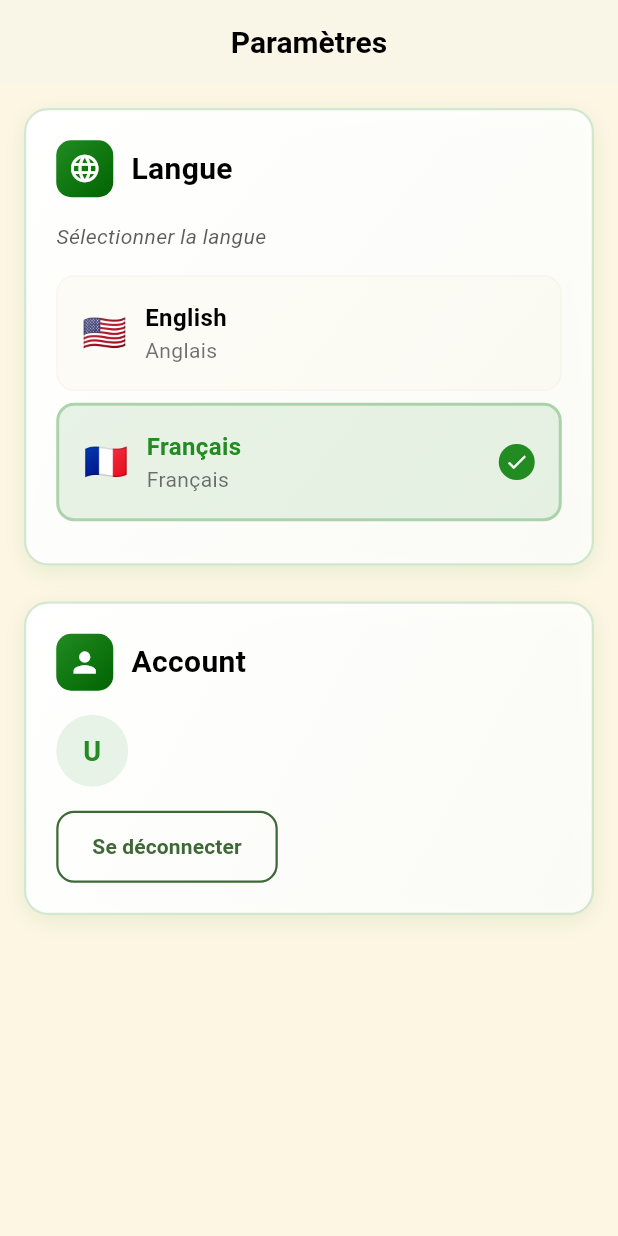
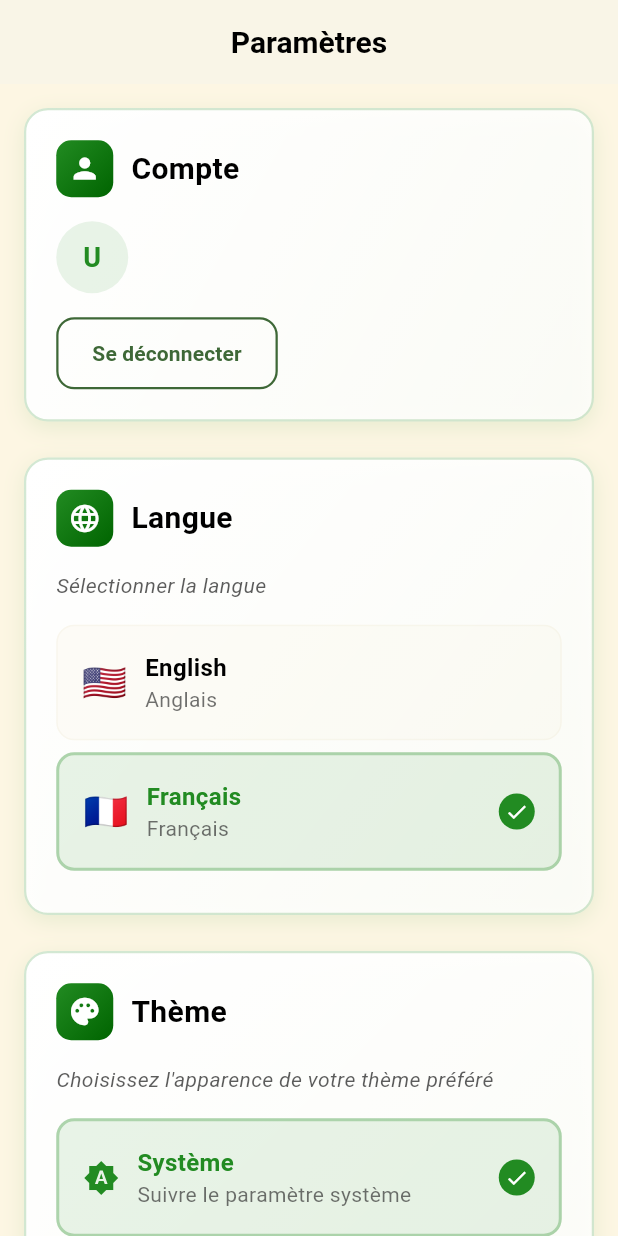
Before and after one commit to joemdjossou/hymnes_sda_fr, a Flutter app: the SettingsScreen screen opened directly, after a tap on "🇫🇷", on a phone screen of 412 x 824 dp. Run offline on Flutter 3.47's test engine with Material 3 defaults, Android fonts, the phone set to English and light mode, and no system bars; our stand-ins replace equatable, firebase_auth, firebase_core, flutter_bloc, gap, google_sign_in and 5 more; accounts and stored records are empty; generated files the repository leaves out were written again; Roboto replaces fonts that are missing (Raleway).

Commit message:
feat: Complete internationalization and theme management
- Add theme management system with System/Light/Dark options
- Implement theme selection widget in settings screen
- Add ThemeBloc for state management and persistence
- Complete translation audit - localize all hardcoded strings
- Add comprehensive error handling with localized messages
- Create ErrorHandler utility for centralized error translation
- Update auth service to use error codes instead of hardcoded messages
- Add translations for all Firebase auth error messages
- Fix settings screen scrolling with SingleChildScrollView
- Reorder settings sections (Account, Language, Theme)
- Add 22 new localization keys for complete English/French support
- All user-facing strings now properly localized
- Clean architecture with proper separation of concerns

```diff
--- /dev/null
+++ b/lib/core/providers/theme_provider.dart
@@ -0,0 +1,113 @@
+import 'package:equatable/equatable.dart';
+import 'package:flutter/material.dart';
+import 'package:flutter_bloc/flutter_bloc.dart';
+import 'package:shared_preferences/shared_preferences.dart';
+
+// Events
+abstract class ThemeEvent extends Equatable {
+  const ThemeEvent();
+
+  @override
+  List<Object?> get props => [];
+}
+
+class LoadTheme extends ThemeEvent {}
+
+class ChangeTheme extends ThemeEvent {
+  final ThemeMode themeMode;
+
+  const ChangeTheme(this.themeMode);
+
+  @override
+  List<Object> get props => [themeMode];
+}
+
+// States
+abstract class ThemeState extends Equatable {
+  const ThemeState();
+
+  @override
+  List<Object?> get props => [];
+}
+
+class ThemeInitial extends ThemeState {}
+
+class ThemeLoaded extends ThemeState {
+  final ThemeMode themeMode;
+
+  const ThemeLoaded(this.themeMode);
+
+  @override
+  List<Object> get props => [themeMode];
+}
+
+// BLoC
+class ThemeBloc extends Bloc<ThemeEvent, ThemeState> {
+  static const String _themeKey = 'theme_mode';
+
+  ThemeBloc() : super(ThemeInitial()) {
+    on<LoadTheme>(_onLoadTheme);
+    on<ChangeTheme>(_onChangeTheme);
+  }
+
+  Future<void> _onLoadTheme(
+    LoadTheme event,
+    Emitter<ThemeState> emit,
+  ) async {
+    try {
+      final prefs = await SharedPreferences.getInstance();
+      final themeIndex = prefs.getInt(_themeKey) ?? 0;
+      final themeMode = ThemeMode.values[themeIndex];
+      emit(ThemeLoaded(themeMode));
+    } catch (e) {
+      emit(const ThemeLoaded(ThemeMode.system));
+    }
+  }
+
+  Future<void> _onChangeTheme(
+    ChangeTheme event,
+    Emitter<ThemeState> emit,
+  ) async {
+    try {
+      final prefs = await SharedPreferences.getInstance();
+      await prefs.setInt(_themeKey, event.themeMode.index);
+      emit(ThemeLoaded(event.themeMode));
+    } catch (e) {
+      // If saving fails, still emit the new theme
+      emit(ThemeLoaded(event.themeMode));
+    }
+  }
+
+  static String getThemeName(ThemeMode themeMode) {
+    switch (themeMode) {
+      case ThemeMode.system:
+        return 'System';
+      case ThemeMode.light:
+        return 'Light';
+      case ThemeMode.dark:
+        return 'Dark';
+    }
+  }
+
+  static String getThemeDescription(ThemeMode themeMode) {
+    switch (themeMode) {
+      case ThemeMode.system:
+        return 'Follow system setting';
+      case ThemeMode.light:
+        return 'Always use light theme';
+      case ThemeMode.dark:
+        return 'Always use dark theme';
+    }
+  }
+
+  static IconData getThemeIcon(ThemeMode themeMode) {
+    switch (themeMode) {
+      case ThemeMode.system:
+        return Icons.brightness_auto;
+      case ThemeMode.light:
+        return Icons.brightness_7;
+      case ThemeMode.dark:
+        return Icons.brightness_2;
+    }
+  }
+}
--- a/lib/l10n/app_fr.arb
+++ b/lib/l10n/app_fr.arb
@@ -186,5 +186,37 @@
   "error": "Erreur",
   "success": "Succès",
   "loading": "Chargement...",
-  "tryAgain": "Réessayer"
+  "tryAgain": "Réessayer",
+  "theme": "Thème",
+  "selectTheme": "Choisissez l'apparence de votre thème préféré",
+  "systemTheme": "Système",
+  "lightTheme": "Clair",
+  "darkTheme": "Sombre",
+  "systemThemeDescription": "Suivre le paramètre système",
+  "lightThemeDescription": "Toujours utiliser le thème clair",
+  "darkThemeDescription": "Toujours utiliser le thème sombre",
+  "account": "Compte",
+  "signOutConfirmation": "Êtes-vous sûr de vouloir vous déconnecter ?",
+  "or": "OU",
+  "unknownUser": "Utilisateur Inconnu",
+  "pdfLoadingTimeout": "Délai d'attente de chargement PDF",
+  "signInToSaveFavorites": "Connectez-vous pour sauvegarder vos cantiques favoris et accéder à votre collection personnelle.",
+  "unexpectedError": "Une erreur inattendue s'est produite. Veuillez réessayer.",
+  "appleSignInFailed": "La connexion Apple a échoué. Veuillez réessayer.",
+  "invalidAppleResponse": "Réponse invalide d'Apple. Veuillez réessayer.",
+  "appleSignInNotHandled": "La connexion Apple n'a pas été gérée. Veuillez réessayer.",
+  "unknownAppleError": "Une erreur inconnue s'est produite lors de la connexion Apple.",
+  "signOutError": "Une erreur s'est produite lors de la déconnexion. Veuillez réessayer.",
+  "userNotFound": "Aucun utilisateur trouvé pour cette adresse e-mail.",
+  "wrongPassword": "Mot de passe incorrect fourni pour cet utilisateur.",
+  "emailAlreadyInUse": "Un compte existe déjà pour cet e-mail.",
+  "weakPassword": "Le mot de passe fourni est trop faible.",
+  "invalidEmail": "L'adresse e-mail n'est pas valide.",
+  "userDisabled": "Ce compte utilisateur a été désactivé.",
+  "tooManyRequests": "Trop de tentatives. Veuillez réessayer plus tard.",
+  "operationNotAllowed": "La connexion avec cette méthode n'est pas autorisée.",
+  "invalidCredential": "Les identifiants sont invalides ou ont expiré.",
+  "accountExistsWithDifferentCredential": "Un compte existe déjà avec la même adresse e-mail mais des identifiants de connexion différents.",
+  "networkRequestFailed": "Erreur réseau. Veuillez vérifier votre connexion internet.",
+  "authenticationError": "Une erreur d'authentification s'est produite."
 }
--- a/lib/main.dart
+++ b/lib/main.dart
@@ -7,6 +7,7 @@ import 'package:flutter_localizations/flutter_localizations.dart';
 import 'package:hymnes/firebase_options.dart';
 
 import 'core/providers/language_provider.dart';
+import 'core/providers/theme_provider.dart';
 import 'core/services/auth_service.dart';
 import 'core/services/storage_service.dart';
 import 'features/audio/bloc/audio_bloc.dart';
@@ -45,6 +46,9 @@ class HymnesApp extends StatelessWidget {
           create: (context) => LanguageBloc()..add(LoadLanguage()),
         ),
         BlocProvider(
+          create: (context) => ThemeBloc()..add(LoadTheme()),
+        ),
+        BlocProvider(
           create: (context) => MidiBloc()..add(InitializeMidi()),
         ),
         BlocProvider(
@@ -61,12 +65,18 @@ class HymnesApp extends StatelessWidget {
               ? languageState.locale
               : const Locale('fr', 'FR');
 
+          return BlocBuilder<ThemeBloc, ThemeState>(
+            builder: (context, themeState) {
+              final themeMode = themeState is ThemeLoaded
+                  ? themeState.themeMode
+                  : ThemeMode.system;
+
               return MaterialApp(
                 title: 'Hymnes',
                 debugShowCheckedModeBanner: false,
                 theme: AppTheme.lightTheme,
                 darkTheme: AppTheme.darkTheme,
-            themeMode: ThemeMode.system,
+                themeMode: themeMode,
                 locale: locale,
                 localizationsDelegates: const [
                   AppLocalizations.delegate,
@@ -78,6 +88,8 @@ class HymnesApp extends StatelessWidget {
                 home: const SplashScreen(),
               );
             },
+          );
+        },
       ),
     );
   }
--- a/lib/presentation/screens/settings_screen.dart
+++ b/lib/presentation/screens/settings_screen.dart
@@ -1,11 +1,13 @@
 import 'package:flutter/material.dart';
 import 'package:flutter_bloc/flutter_bloc.dart';
 import 'package:flutter_gen/gen_l10n/app_localizations.dart';
+import 'package:gap/gap.dart';
 
 import '../../core/providers/language_provider.dart';
 import '../../features/auth/bloc/auth_bloc.dart';
 import '../../shared/constants/app_colors.dart';
 import '../widgets/custom_button.dart';
+import '../widgets/theme_selection_widget.dart';
 import 'login_screen.dart';
 
 class SettingsScreen extends StatelessWidget {
@@ -30,14 +32,17 @@ class SettingsScreen extends StatelessWidget {
         automaticallyImplyLeading: false,
         centerTitle: true,
       ),
-      body: Padding(
+      body: SingleChildScrollView(
         padding: const EdgeInsets.all(16),
         child: Column(
           crossAxisAlignment: CrossAxisAlignment.start,
           children: [
+            _buildAccountSection(context, l10n),
+            const SizedBox(height: 24),
             _buildLanguageSection(context, l10n),
             const SizedBox(height: 24),
-            _buildAccountSection(context, l10n),
+            const ThemeSelectionWidget(),
+            const Gap(100), // Extra padding at bottom for better scrolling
             // Add more settings sections here in the future
           ],
         ),
@@ -253,7 +258,7 @@ class SettingsScreen extends StatelessWidget {
                     ),
                     const SizedBox(width: 12),
                     Text(
-                      'Account',
+                      l10n.account,
                       style: const TextStyle(
                         fontSize: 20,
                         fontWeight: FontWeight.bold,
@@ -311,7 +316,7 @@ class SettingsScreen extends StatelessWidget {
                       context: context,
                       builder: (context) => AlertDialog(
                         title: Text(l10n.signOut),
-                        content: Text('Are you sure you want to sign out?'),
+                        content: Text(l10n.signOutConfirmation),
                         actions: [
                           TextButton(
                             onPressed: () => Navigator.of(context).pop(),
@@ -377,7 +382,7 @@ class SettingsScreen extends StatelessWidget {
                     ),
                     const SizedBox(width: 12),
                     Text(
-                      'Account',
+                      l10n.account,
                       style: const TextStyle(
                         fontSize: 20,
                         fontWeight: FontWeight.bold,
@@ -388,7 +393,7 @@ class SettingsScreen extends StatelessWidget {
                 ),
                 const SizedBox(height: 16),
                 Text(
-                  'Sign in to save your favorite hymns and access your personal collection.',
+                  l10n.signInToSaveFavorites,
                   style: TextStyle(
                     fontSize: 14,
                     color: AppColors.textSecondary.withValues(alpha: 0.8),
--- a/lib/presentation/widgets/auth_required_widget.dart
+++ b/lib/presentation/widgets/auth_required_widget.dart
@@ -53,7 +53,7 @@ class _AuthRequiredPrompt extends StatelessWidget {
             Icon(
               Icons.lock_outline,
               size: 80,
-              color: theme.primaryColor.withOpacity(0.6),
+              color: theme.primaryColor.withValues(alpha: 0.6),
             ),
             const SizedBox(height: 24),
             Text(
@@ -67,7 +67,8 @@ class _AuthRequiredPrompt extends StatelessWidget {
             Text(
               message ?? l10n.authenticationRequiredDescription,
               style: theme.textTheme.bodyMedium?.copyWith(
-                color: theme.textTheme.bodyMedium?.color?.withOpacity(0.7),
+                color:
+                    theme.textTheme.bodyMedium?.color?.withValues(alpha: 0.7),
               ),
               textAlign: TextAlign.center,
             ),
--- /dev/null
+++ b/lib/presentation/widgets/theme_selection_widget.dart
@@ -0,0 +1,195 @@
+import 'package:flutter/material.dart';
+import 'package:flutter_bloc/flutter_bloc.dart';
+import 'package:flutter_gen/gen_l10n/app_localizations.dart';
+
+import '../../core/providers/theme_provider.dart';
+import '../../shared/constants/app_colors.dart';
+
+class ThemeSelectionWidget extends StatelessWidget {
+  const ThemeSelectionWidget({super.key});
+
+  @override
+  Widget build(BuildContext context) {
+    final l10n = AppLocalizations.of(context)!;
+
+    return Container(
+      padding: const EdgeInsets.all(20),
+      decoration: BoxDecoration(
+        gradient: LinearGradient(
+          begin: Alignment.topLeft,
+          end: Alignment.bottomRight,
+          colors: [
+            AppColors.cardBackground,
+            AppColors.cardBackground.withValues(alpha: 0.8),
+          ],
+        ),
+        borderRadius: BorderRadius.circular(16),
+        border: Border.all(
+          color: AppColors.primary.withValues(alpha: 0.2),
+          width: 1.5,
+        ),
+        boxShadow: [
+          BoxShadow(
+            color: AppColors.primary.withValues(alpha: 0.1),
+            blurRadius: 12,
+            offset: const Offset(0, 4),
+          ),
+        ],
+      ),
+      child: Column(
+        crossAxisAlignment: CrossAxisAlignment.start,
+        children: [
+          Row(
+            children: [
+              Container(
+                padding: const EdgeInsets.all(8),
+                decoration: BoxDecoration(
+                  gradient: AppColors.primaryGradient,
+                  borderRadius: BorderRadius.circular(10),
+                ),
+                child: const Icon(
+                  Icons.palette,
+                  color: Colors.white,
+                  size: 22,
+                ),
+              ),
+              const SizedBox(width: 12),
+              Text(
+                l10n.theme,
+                style: const TextStyle(
+                  fontSize: 20,
+                  fontWeight: FontWeight.bold,
+                  color: AppColors.textPrimary,
+                ),
+              ),
+            ],
+          ),
+          const SizedBox(height: 16),
+          Text(
+            l10n.selectTheme,
+            style: TextStyle(
+              fontSize: 14,
+              color: AppColors.textSecondary.withValues(alpha: 0.8),
+              fontStyle: FontStyle.italic,
+            ),
+          ),
+          const SizedBox(height: 16),
+          BlocBuilder<ThemeBloc, ThemeState>(
+            builder: (context, state) {
+              final currentThemeMode =
+                  state is ThemeLoaded ? state.themeMode : ThemeMode.system;
+
+              return Column(
+                children: ThemeMode.values.map((themeMode) {
+                  final isSelected = currentThemeMode == themeMode;
+
+                  return Container(
+                    margin: const EdgeInsets.only(bottom: 8),
+                    child: Material(
+                      color: Colors.transparent,
+                      child: InkWell(
+                        borderRadius: BorderRadius.circular(12),
+                        onTap: () {
+                          context.read<ThemeBloc>().add(ChangeTheme(themeMode));
+                        },
+                        child: Container(
+                          padding: const EdgeInsets.all(16),
+                          decoration: BoxDecoration(
+                            color: isSelected
+                                ? AppColors.primary.withValues(alpha: 0.1)
+                                : AppColors.surface.withValues(alpha: 0.3),
+                            borderRadius: BorderRadius.circular(12),
+                            border: Border.all(
+                              color: isSelected
+                                  ? AppColors.primary.withValues(alpha: 0.3)
+                                  : AppColors.border.withValues(alpha: 0.2),
+                              width: isSelected ? 2 : 1,
+                            ),
+                          ),
+                          child: Row(
+                            children: [
+                              Icon(
+                                ThemeBloc.getThemeIcon(themeMode),
+                                color: isSelected
+                                    ? AppColors.primary
+                                    : AppColors.textSecondary,
+                                size: 24,
+                              ),
+                              const SizedBox(width: 12),
+                              Expanded(
+                                child: Column(
+                                  crossAxisAlignment: CrossAxisAlignment.start,
+                                  children: [
+                                    Text(
+                                      _getLocalizedThemeName(themeMode, l10n),
+                                      style: TextStyle(
+                                        fontSize: 16,
+                                        fontWeight: FontWeight.w600,
+                                        color: isSelected
+                                            ? AppColors.primary
+                                            : AppColors.textPrimary,
+                                      ),
+                                    ),
+                                    Text(
+                                      _getLocalizedThemeDescription(
+                                          themeMode, l10n),
+                                      style: TextStyle(
+                                        fontSize: 14,
+                                        color: AppColors.textSecondary
+                                            .withValues(alpha: 0.7),
+                                      ),
+                                    ),
+                                  ],
+                                ),
+                              ),
+                              if (isSelected)
+                                Container(
+                                  padding: const EdgeInsets.all(4),
+                                  decoration: BoxDecoration(
+                                    color: AppColors.primary,
+                                    borderRadius: BorderRadius.circular(20),
+                                  ),
+                                  child: const Icon(
+                                    Icons.check,
+                                    color: Colors.white,
+                                    size: 16,
+                                  ),
+                                ),
+                            ],
+                          ),
+                        ),
+                      ),
+                    ),
+                  );
+                }).toList(),
+              );
+            },
+          ),
+        ],
+      ),
+    );
+  }
+
+  String _getLocalizedThemeName(ThemeMode themeMode, AppLocalizations l10n) {
+    switch (themeMode) {
+      case ThemeMode.system:
+        return l10n.systemTheme;
+      case ThemeMode.light:
+        return l10n.lightTheme;
+      case ThemeMode.dark:
+        return l10n.darkTheme;
+    }
+  }
+
+  String _getLocalizedThemeDescription(
+      ThemeMode themeMode, AppLocalizations l10n) {
+    switch (themeMode) {
+      case ThemeMode.system:
+        return l10n.systemThemeDescription;
+      case ThemeMode.light:
+        return l10n.lightThemeDescription;
+      case ThemeMode.dark:
+        return l10n.darkThemeDescription;
+    }
+  }
+}
--- a/pubspec.yaml
+++ b/pubspec.yaml
@@ -24,6 +24,7 @@ dependencies:
   path_provider: ^2.1.1
   hive: ^2.2.3
   hive_flutter: ^1.1.0
+  gap:
   # Audio playback (for when MIDI files are converted to audio)
   just_audio: ^0.9.36
   audio_session: ^0.1.18
```
Also changed, not shown: lib/core/services/auth_service.dart (+24 -24 lines), lib/core/utils/error_handler.dart (added, +47 -0 lines), lib/l10n/app_en.arb (+33 -1 lines), lib/presentation/screens/forgot_password_screen.dart (+8 -6 lines), lib/presentation/screens/login_screen.dart (+12 -5 lines), lib/presentation/screens/signup_screen.dart (+14 -7 lines), pubspec.lock. Lines whose indentation alone changed are shown as unchanged.
